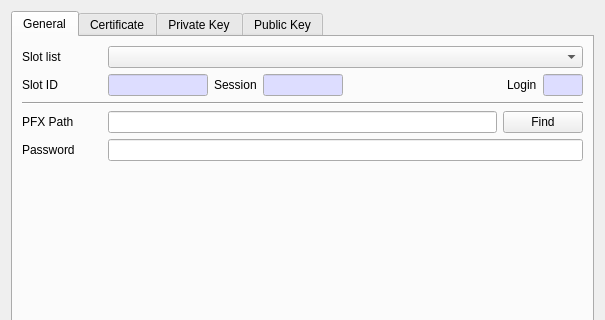
Before: the Qt Designer form CryptokiMan/import_pfx_dlg.ui in jykim74/CryptokiMan, drawn with Qt 5; both pictures show x 0 to 605 and y 0 to 320 of the 605 by 527 pixel window.
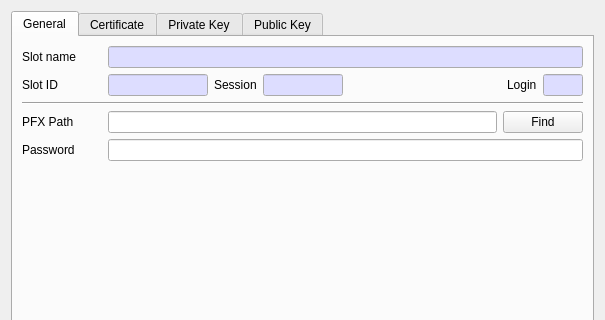
After: the same form once the commit is applied.

Commit message: Slot List 를 모두 Slot Name 변경

What changed in the file:
```diff
--- a/CryptokiMan/import_pfx_dlg.ui
+++ b/CryptokiMan/import_pfx_dlg.ui
@@ -6,7 +6,7 @@
    <rect>
     <x>0</x>
     <y>0</y>
-    <width>581</width>
+    <width>583</width>
     <height>527</height>
    </rect>
   </property>
@@ -38,17 +38,41 @@
             </size>
            </property>
            <property name="text">
-            <string>Slot list</string>
+            <string>Slot name</string>
            </property>
           </widget>
          </item>
          <item row="0" column="1">
-          <widget class="QComboBox" name="mSlotsCombo">
-           <property name="sizePolicy">
-            <sizepolicy hsizetype="Preferred" vsizetype="Fixed">
-             <horstretch>1</horstretch>
-             <verstretch>0</verstretch>
-            </sizepolicy>
+          <widget class="QLineEdit" name="mSlotNameText">
+           <property name="palette">
+            <palette>
+             <active>
+              <colorrole role="Base">
+               <brush brushstyle="SolidPattern">
+                <color alpha="255">
+                 <red>221</red>
+                 <green>221</green>
+                 <blue>255</blue>
+                </color>
+               </brush>
+              </colorrole>
+             </active>
+             <inactive>
+              <colorrole role="Base">
+               <brush brushstyle="SolidPattern">
+                <color alpha="255">
+                 <red>221</red>
+                 <green>221</green>
+                 <blue>255</blue>
+                </color>
+               </brush>
+              </colorrole>
+             </inactive>
+             <disabled/>
+            </palette>
+           </property>
+           <property name="readOnly">
+            <bool>true</bool>
            </property>
           </widget>
          </item>
```
Left out of the diff: 1 changed line with no effect on the pictures. The commit also changes 116 other files.
